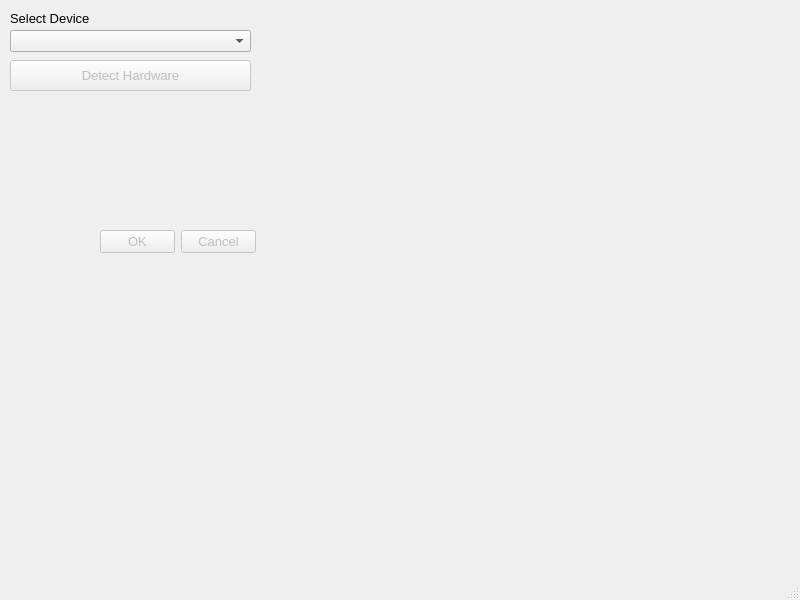
Before: the Qt Designer form src/mainwindow.ui in creatorlars/lzxinstaller, drawn with Qt 5.
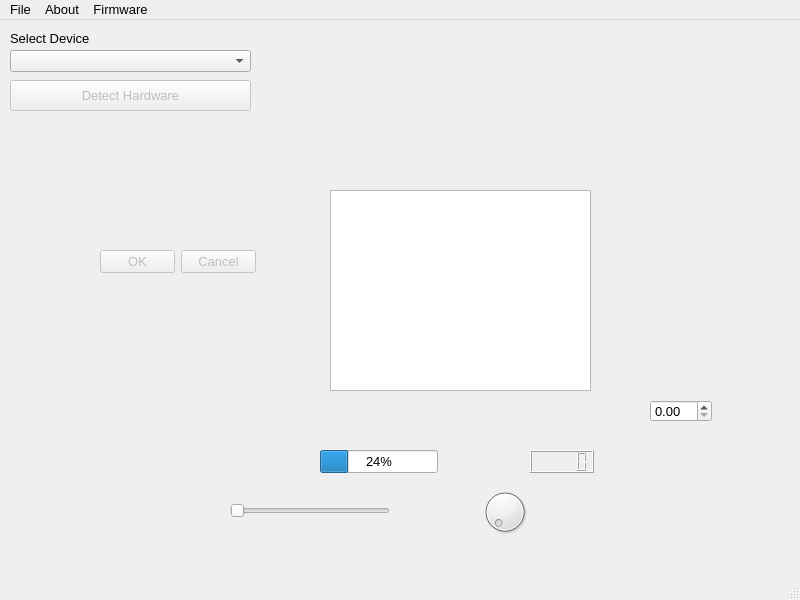
After: the same form once the commit is applied.

```diff
--- a/src/mainwindow.ui
+++ b/src/mainwindow.ui
@@ -111,6 +111,72 @@
      <set>QDialogButtonBox::Cancel|QDialogButtonBox::Ok</set>
     </property>
    </widget>
+   <widget class="QSlider" name="horizontalSlider">
+    <property name="geometry">
+     <rect>
+      <x>230</x>
+      <y>480</y>
+      <width>160</width>
+      <height>22</height>
+     </rect>
+    </property>
+    <property name="orientation">
+     <enum>Qt::Horizontal</enum>
+    </property>
+   </widget>
+   <widget class="QLCDNumber" name="lcdNumber">
+    <property name="geometry">
+     <rect>
+      <x>530</x>
+      <y>430</y>
+      <width>64</width>
+      <height>23</height>
+     </rect>
+    </property>
+   </widget>
+   <widget class="QProgressBar" name="progressBar">
+    <property name="geometry">
+     <rect>
+      <x>320</x>
+      <y>430</y>
+      <width>118</width>
+      <height>23</height>
+     </rect>
+    </property>
+    <property name="value">
+     <number>24</number>
+    </property>
+   </widget>
+   <widget class="QDial" name="dial">
+    <property name="geometry">
+     <rect>
+      <x>480</x>
+      <y>460</y>
+      <width>50</width>
+      <height>64</height>
+     </rect>
+    </property>
+   </widget>
+   <widget class="QDoubleSpinBox" name="doubleSpinBox">
+    <property name="geometry">
+     <rect>
+      <x>650</x>
+      <y>380</y>
+      <width>62</width>
+      <height>22</height>
+     </rect>
+    </property>
+   </widget>
+   <widget class="QTextEdit" name="textEdit">
+    <property name="geometry">
+     <rect>
+      <x>330</x>
+      <y>170</y>
+      <width>261</width>
+      <height>201</height>
+     </rect>
+    </property>
+   </widget>
   </widget>
   <widget class="QMenuBar" name="menubar">
    <property name="geometry">
@@ -121,6 +187,27 @@
      <height>22</height>
     </rect>
    </property>
+   <widget class="QMenu" name="menuFile">
+    <property name="title">
+     <string>File</string>
+    </property>
+    <addaction name="actionExit"/>
+   </widget>
+   <widget class="QMenu" name="menuAbout">
+    <property name="title">
+     <string>About</string>
+    </property>
+    <addaction name="actionAbout_LZX"/>
+   </widget>
+   <widget class="QMenu" name="menuFirmware">
+    <property name="title">
+     <string>Firmware</string>
+    </property>
+    <addaction name="actionDevice_Firmware_Update"/>
+   </widget>
+   <addaction name="menuFile"/>
+   <addaction name="menuAbout"/>
+   <addaction name="menuFirmware"/>
   </widget>
   <widget class="QStatusBar" name="statusbar"/>
  </widget>
```
Left out of the diff: 15 changed lines with no effect on the pictures.
